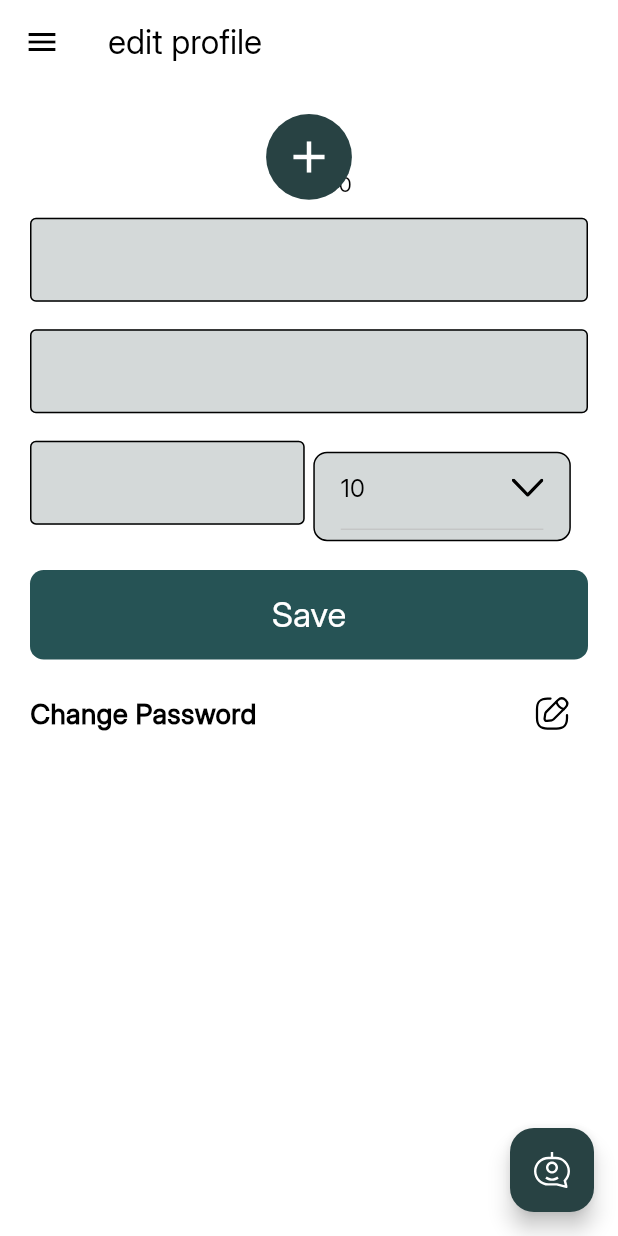
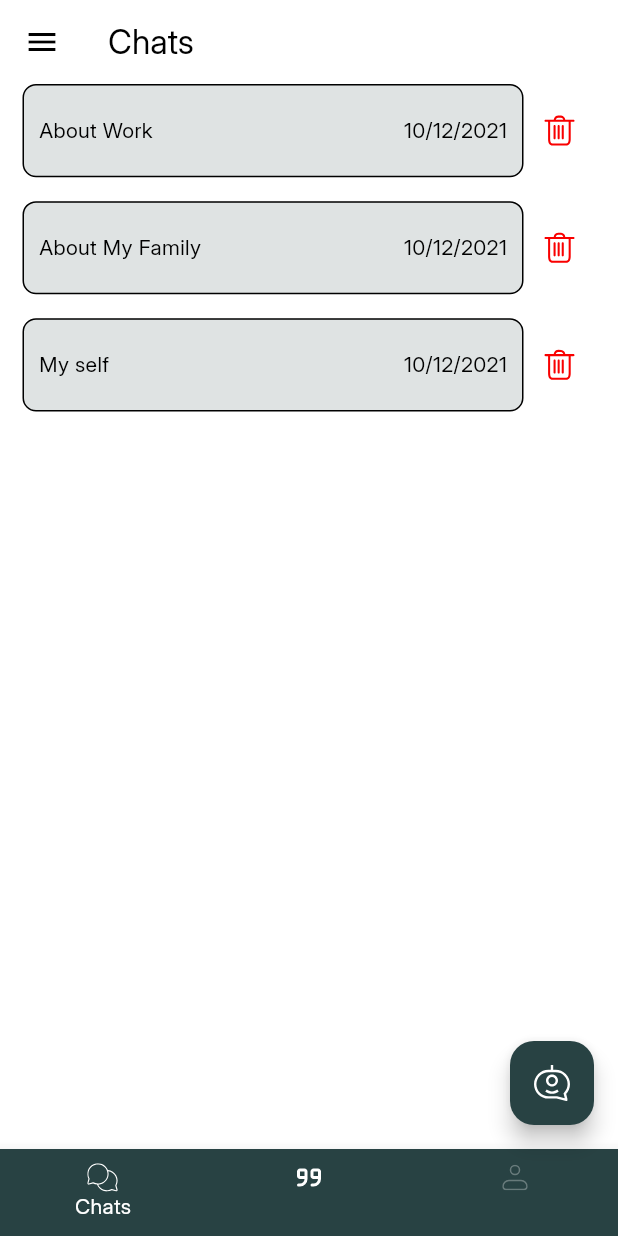
Before and after one commit to gamal8686/Tranquility, a Flutter app: the screen it shows after launch, on a phone screen of 412 x 824 dp. Run offline on Flutter 3.47's test engine with Material 3 defaults, Android fonts, the phone set to English and light mode, and no system bars; our stand-ins replace animate_do, flutter_screenutil, flutter_svg, image_picker, pin_code_fields, shared_preferences; missing offline and left inert: clipboard.

Commit message:
Bottom Navigation Bar

```diff
--- a/lib/core/components/app_image.dart
+++ b/lib/core/components/app_image.dart
@@ -5,13 +5,14 @@ class AppImage extends StatelessWidget {
   final String path;
   final double? height, width;
   final BoxFit? fit;
+ final Color? color;
 
   const AppImage({
     super.key,
     required this.path,
     this.height,
     this.width,
-    this.fit = BoxFit.cover,
+    this.fit = BoxFit.cover, this.color,
   });
 
   @override
@@ -36,6 +37,7 @@ class AppImage extends StatelessWidget {
     if (path.endsWith('svg')) {
       return SvgPicture.asset(
         'assets/icons/$path',
+        color:color ,
         height: height,
         width: width,
         errorBuilder: (context, error, stackTrace) => Text('22'),
--- a/lib/main.dart
+++ b/lib/main.dart
@@ -1,7 +1,9 @@
 import 'package:flutter/material.dart';
 import 'package:flutter_screenutil/flutter_screenutil.dart';
+import 'package:tranquility/views/home/chats.dart';
+import 'package:tranquility/views/home/quotes.dart';
+import 'package:tranquility/views/home/views.dart';
 
-import 'bottom_bar/edit_Profile.dart';
 import 'core/logic/goto.dart';
 import 'core/logic/show_masseg.dart';
 
@@ -89,7 +91,7 @@ class MyApp extends StatelessWidget {
           ),
           builder: (context, child) =>
               Directionality(textDirection: TextDirection.ltr, child: child!),
-          home:  EditProfileView(),
+          home:  HomeViews(),
         );
       },
     );
--- a/lib/on_boarding.dart
+++ b/lib/on_boarding.dart
@@ -2,8 +2,8 @@ import 'package:flutter/material.dart';
 import 'package:flutter_screenutil/flutter_screenutil.dart';
 import 'package:tranquility/core/components/app_image.dart';
 import 'package:tranquility/core/logic/goto.dart';
+import 'package:tranquility/views/auth/login.dart';
 
-import 'auth/login.dart';
 
 class OnBoardingView extends StatefulWidget {
   const OnBoardingView({super.key});
--- a/lib/auth/otp.dart
+++ b/lib/views/auth/otp.dart
@@ -4,7 +4,8 @@ import 'package:flutter_screenutil/flutter_screenutil.dart';
 import 'package:tranquility/core/components/app_button.dart';
 import 'package:tranquility/core/components/app_image.dart';
 
-import '../core/components/app_otv.dart';
+import '../../core/components/app_otv.dart';
+
 
 class OtpView extends StatelessWidget {
   const OtpView({super.key});
--- /dev/null
+++ b/lib/views/home/chats.dart
@@ -0,0 +1,79 @@
+import 'package:flutter/cupertino.dart';
+import 'package:flutter/material.dart';
+import 'package:flutter_screenutil/flutter_screenutil.dart';
+
+import '../../core/components/app_image.dart';
+
+class ChatsPage extends StatefulWidget {
+  const ChatsPage({super.key});
+
+  @override
+  State<ChatsPage> createState() => _ChatsPageState();
+}
+
+class _ChatsPageState extends State<ChatsPage> {
+  final list = [
+    TextData(name: 'About Work', data: '10/12/2021'),
+    TextData(name: 'About My Family', data: '10/12/2021'),
+    TextData(name: 'My self', data: '10/12/2021'),
+  ];
+
+  @override
+  Widget build(BuildContext context) {
+    return Scaffold(
+      drawer: Icon(Icons.home),
+
+      appBar: AppBar(title: Text('Chats')),
+      body: ListView.separated(
+        itemBuilder: (context, index) => _Item(list: list[index]),
+        separatorBuilder: (context, index) => SizedBox(height: 16),
+        itemCount:list.length,
+      ),
+    );
+  }
+}
+
+class _Item extends StatelessWidget {
+  final TextData list;
+
+  const _Item({super.key, required this.list});
+
+  @override
+  Widget build(BuildContext context) {
+    return Padding(
+      padding: const EdgeInsetsDirectional.symmetric(horizontal: 15),
+      child: Row(
+        crossAxisAlignment: CrossAxisAlignment.center,
+        children: [
+          Expanded(
+            child: Container(
+              decoration: BoxDecoration(
+                border: BoxBorder.all(),
+                color: Theme.of(context).primaryColor.withValues(alpha: 0.15),
+                borderRadius: BorderRadiusGeometry.all(Radius.circular(9)),
+              ),
+              height: 52.h,
+              width: 353.w,
+              child: Padding(
+                padding: const EdgeInsets.all(10.0),
+                child: Row(
+                  children: [Text(list.name), Spacer(), Text(list.data)],
+                ),
+              ),
+            ),
+          ),
+          IconButton(
+            onPressed: () {},
+            icon: AppImage(path: 'delete.svg'),
+          ),
+        ],
+      ),
+    );
+  }
+}
+
+class TextData {
+  final String name, data;
+
+  TextData({required this.name, required this.data});
+}
--- a/lib/bottom_bar/edit_profile.dart
+++ b/lib/views/home/profile.dart
@@ -5,16 +5,14 @@ import 'package:tranquility/core/components/app_dropDown.dart';
 import 'package:tranquility/core/components/app_image.dart';
 import 'package:tranquility/core/components/app_input.dart';
 
-class EditProfileView extends StatelessWidget {
-  const EditProfileView({super.key});
+class EditProfilePage extends StatelessWidget {
+  const EditProfilePage({super.key});
 
   @override
   Widget build(BuildContext context) {
     return Scaffold(
       drawer: Icon(Icons.home),
-      floatingActionButton: FloatingActionButton(onPressed: () {
 
-      },child: AppImage(path: 'chat_button.svg'),),
       appBar: AppBar(title: Text('edit profile')),
       body: SingleChildScrollView(
         padding: EdgeInsets.all(20),
@@ -75,9 +73,10 @@ class EditProfileView extends StatelessWidget {
                   ),
                 ),
                 Spacer(),
-                IconButton(onPressed: () {
-
-                },icon: AppImage(path: 'edit_info.svg'),)
+                IconButton(
+                  onPressed: () {},
+                  icon: AppImage(path: 'edit_info.svg'),
+                ),
               ],
             ),
           ],
--- /dev/null
+++ b/lib/views/home/views.dart
@@ -0,0 +1,62 @@
+import 'package:flutter/cupertino.dart';
+import 'package:flutter/material.dart';
+import 'package:flutter_screenutil/flutter_screenutil.dart';
+import 'package:tranquility/views/home/chats.dart';
+import 'package:tranquility/views/home/quotes.dart';
+
+import '../../core/components/app_image.dart';
+import 'profile.dart';
+
+class HomeViews extends StatefulWidget {
+  const HomeViews({super.key});
+
+  @override
+  State<HomeViews> createState() => _HomeViewsState();
+}
+
+class _HomeViewsState extends State<HomeViews> {
+  int currentIndex = 0;
+  List page = [ChatsPage(), QuotesPage(),EditProfilePage()];
+
+  @override
+  Widget build(BuildContext context) {
+    return Scaffold(
+      floatingActionButton: FloatingActionButton(
+        onPressed: () {},
+        child: AppImage(path: 'chat_button.svg'),
+      ),
+      bottomNavigationBar: BottomNavigationBar(
+        selectedItemColor: Colors.white,
+        unselectedItemColor: Theme.of(context).primaryColor.withValues(alpha: 0.7),
+        selectedIconTheme: IconThemeData(color: Colors.white),
+        onTap: (value) {
+          currentIndex = value;
+          setState(() {});
+        },
+        backgroundColor: Theme.of(context).primaryColor,
+        items: [
+          BottomNavigationBarItem(
+            activeIcon: AppImage(path: 'chat.svg', color: Colors.white),
+
+            icon: AppImage(
+              path: 'chat.svg',
+
+
+          ),label: 'Chats',),
+          BottomNavigationBarItem(
+            activeIcon: AppImage(path: 'quotes.svg', color: Colors.white),
+            icon: AppImage(path: 'quotes.svg'),
+            label: 'Quotes',
+          ),
+          BottomNavigationBarItem(
+            activeIcon: AppImage(path: 'profile.svg', color: Colors.white),
+            icon: AppImage(path: 'profile.svg'),
+            label: 'Profile',
+          ),
+        ],
+        currentIndex: currentIndex,
+      ),
+      body: page[currentIndex],
+    );
+  }
+}
--- a/pubspec.yaml
+++ b/pubspec.yaml
@@ -21,6 +21,7 @@ dependencies:
   image_picker: ^1.2.1
   animate_do: ^4.2.0
   shared_preferences: ^2.5.3
+
 
 
 
```
Also changed, not shown: lib/views/auth/change_password.dart (renamed from lib/auth/create_new_password.dart, +17 -19 lines), lib/views/auth/create_new_password.dart (renamed from lib/auth/change_password.dart, +20 -16 lines), lib/views/home/quotes.dart (added, +113 -0 lines), assets/icons/chat.svg (added), assets/icons/delete.svg (added), assets/images/quotes_image.png (added), lib/views/auth/forget_password.dart (renamed from lib/auth/forget_password.dart), lib/views/auth/login.dart (renamed from lib/auth/login.dart), lib/views/auth/register.dart (renamed from lib/auth/register.dart).
